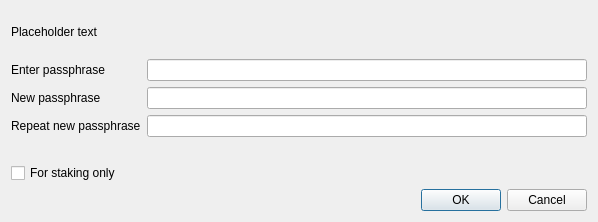
This is src/qt/forms/askpassphrasedialog.ui in nashsclay/DAPSCoin as Qt 5 draws it before an edit. The edited form follows.
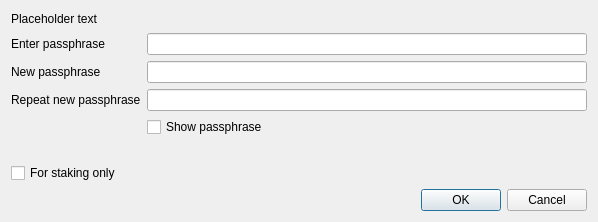
This is the edited form.

Commit message: [Qt] Add Show Passphrase checkbox to AskPassphraseDialog

```diff
--- a/src/qt/forms/askpassphrasedialog.ui
+++ b/src/qt/forms/askpassphrasedialog.ui
@@ -92,7 +92,7 @@
        </property>
       </widget>
      </item>
-     <item row="3" column="1">
+     <item row="4" column="1">
       <widget class="QLabel" name="capsLabel">
        <property name="font">
         <font>
@@ -108,7 +108,7 @@
        </property>
       </widget>
      </item>
-     <item row="4" column="0">
+     <item row="5" column="0">
       <widget class="QCheckBox" name="stakingCheckBox">
        <property name="enabled">
         <bool>true</bool>
@@ -124,6 +124,13 @@
        </property>
       </widget>
      </item>
+     <item row="3" column="1">
+      <widget class="QCheckBox" name="showPassphraseCheckBox">
+       <property name="text">
+        <string>Show passphrase</string>
+       </property>
+      </widget>
+     </item>
     </layout>
    </item>
    <item>
```
The commit also changes 2 other files.
